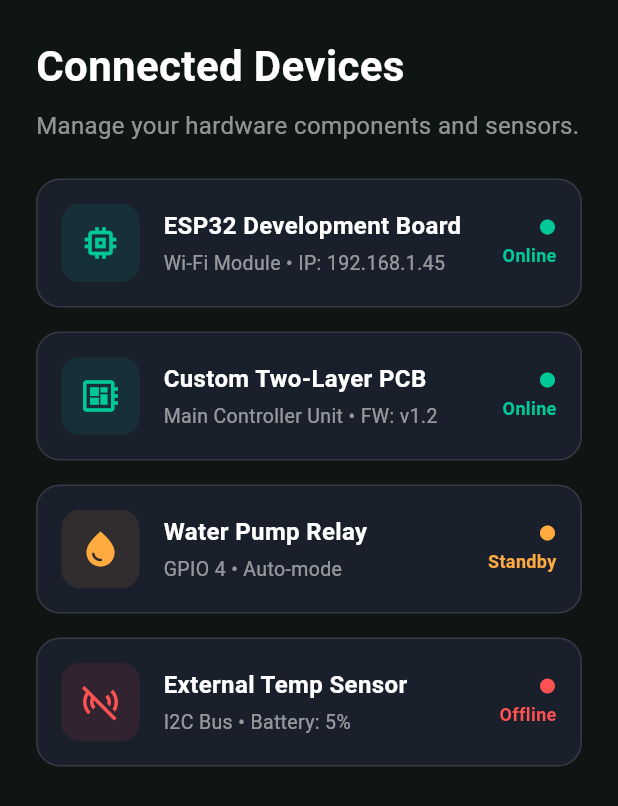
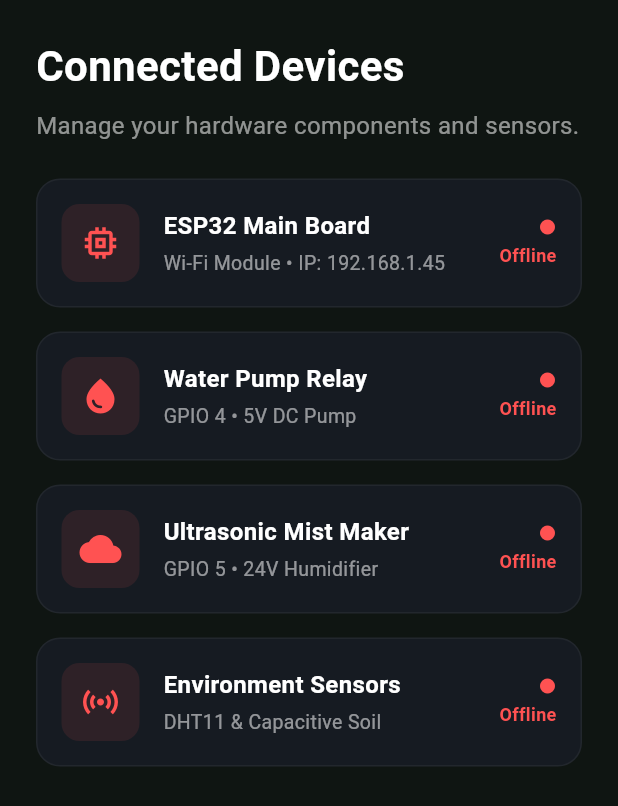
Before and after one commit to vien105200318/Smart-pot, a Flutter app: the DevicesTab widget shown alone on an empty page, opened directly, on a phone screen of 412 x 824 dp. Shown: the top 806 px of the screen. Run offline on Flutter 3.47's test engine with Material 3 defaults, Android fonts, the phone set to English and light mode, and no system bars; our stand-ins replace cloud_firestore, firebase_auth, firebase_core, fl_chart, flutter_riverpod, go_router; accounts and stored records are empty.

Commit message:
feat: tích hợp Firebase real-time cho UI Devices và Home

```diff
--- a/lib/features/dashboard/devices_tab.dart
+++ b/lib/features/dashboard/devices_tab.dart
@@ -1,10 +1,14 @@
 import 'package:flutter/material.dart';
+import 'package:flutter_riverpod/flutter_riverpod.dart';
+import 'repositories/sensor_repository.dart';
 
-class DevicesTab extends StatelessWidget {
+class DevicesTab extends ConsumerWidget {
   const DevicesTab({super.key});
 
   @override
-  Widget build(BuildContext context) {
+  Widget build(BuildContext context, WidgetRef ref) {
+    final sensorAsyncValue = ref.watch(sensorStreamProvider);
+
     return SafeArea(
       child: Padding(
         padding: const EdgeInsets.all(24.0),
@@ -22,42 +26,59 @@
             ),
             const SizedBox(height: 24),
 
-            // Danh sách các thiết bị
             Expanded(
-              child: ListView(
+              child: sensorAsyncValue.when(
+                loading: () => const Center(child: CircularProgressIndicator(color: Color(0xFF00C896))),
+                error: (error, stack) => Center(child: Text('Lỗi đồng bộ: $error', style: const TextStyle(color: Colors.redAccent))),
+                data: (data) {
+                  final bool isOnline = data['isOnline'] ?? false;
+                  final bool isWatering = data['pumpStatus'] ?? false;
+                  final bool isMisting = data['mistStatus'] ?? false;
+
+                  return ListView(
+                    physics: const BouncingScrollPhysics(),
                     children: [
                       _buildDeviceCard(
                         icon: Icons.memory,
-                    title: 'ESP32 Development Board',
+                        title: 'ESP32 Main Board',
                         subtitle: 'Wi-Fi Module • IP: 192.168.1.45',
-                    status: 'Online',
-                    statusColor: const Color(0xFF00C896),
+                        status: isOnline ? 'Online' : 'Offline',
+                        statusColor: isOnline ? const Color(0xFF00C896) : Colors.redAccent,
+                        isActive: isOnline,
                       ),
                       const SizedBox(height: 16),
-                  _buildDeviceCard(
-                    icon: Icons.developer_board,
-                    title: 'Custom Two-Layer PCB',
-                    subtitle: 'Main Controller Unit • FW: v1.2',
-                    status: 'Online',
-                    statusColor: const Color(0xFF00C896),
-                  ),
-                  const SizedBox(height: 16),
+
                       _buildDeviceCard(
                         icon: Icons.water_drop,
                         title: 'Water Pump Relay',
-                    subtitle: 'GPIO 4 • Auto-mode',
-                    status: 'Standby',
-                    statusColor: Colors.orangeAccent,
+                        subtitle: 'GPIO 4 • 5V DC Pump',
+                        status: isWatering ? 'Pumping...' : (isOnline ? 'Standby' : 'Offline'),
+                        statusColor: isWatering ? Colors.blueAccent : (isOnline ? Colors.orangeAccent : Colors.redAccent),
+                        isActive: isWatering,
                       ),
                       const SizedBox(height: 16),
+
                       _buildDeviceCard(
-                    icon: Icons.sensors_off,
-                    title: 'External Temp Sensor',
-                    subtitle: 'I2C Bus • Battery: 5%',
-                    status: 'Offline',
-                    statusColor: Colors.redAccent,
+                        icon: Icons.cloud,
+                        title: 'Ultrasonic Mist Maker',
+                        subtitle: 'GPIO 5 • 24V Humidifier',
+                        status: isMisting ? 'Misting...' : (isOnline ? 'Standby' : 'Offline'),
+                        statusColor: isMisting ? Colors.purpleAccent : (isOnline ? Colors.orangeAccent : Colors.redAccent),
+                        isActive: isMisting,
+                      ),
+                      const SizedBox(height: 16),
+
+                      _buildDeviceCard(
+                        icon: Icons.sensors,
+                        title: 'Environment Sensors',
+                        subtitle: 'DHT11 & Capacitive Soil',
+                        status: isOnline ? 'Reading' : 'Offline',
+                        statusColor: isOnline ? const Color(0xFF00C896) : Colors.redAccent,
+                        isActive: isOnline,
                       ),
                     ],
+                  );
+                },
               ),
             ),
           ],
@@ -72,17 +93,28 @@
     required String subtitle,
     required String status,
     required Color statusColor,
+    required bool isActive,
   }) {
-    return Container(
+    return AnimatedContainer(
+      duration: const Duration(milliseconds: 300),
       padding: const EdgeInsets.all(16),
       decoration: BoxDecoration(
-        color: const Color(0xFF1A1F2C),
+        color: const Color(0xFF161B22),
         borderRadius: BorderRadius.circular(16),
-        border: Border.all(color: Colors.white12),
+        border: Border.all(
+          color: isActive ? statusColor.withOpacity(0.5) : Colors.white.withOpacity(0.05),
+          width: isActive ? 1.5 : 1.0,
+        ),
+        boxShadow: isActive ? [
+          BoxShadow(
+            color: statusColor.withOpacity(0.15),
+            blurRadius: 12,
+            offset: const Offset(0, 4),
+          )
+        ] : [],
       ),
       child: Row(
         children: [
-
           Container(
             padding: const EdgeInsets.all(12),
             decoration: BoxDecoration(
@@ -92,8 +124,6 @@
             child: Icon(icon, color: statusColor, size: 28),
           ),
           const SizedBox(width: 16),
-
-          // information device
           Expanded(
             child: Column(
               crossAxisAlignment: CrossAxisAlignment.start,
@@ -110,8 +140,6 @@
               ],
             ),
           ),
-
-          //  device status
           Column(
             crossAxisAlignment: CrossAxisAlignment.end,
             children: [
```
Lines whose indentation alone changed are shown as unchanged.
